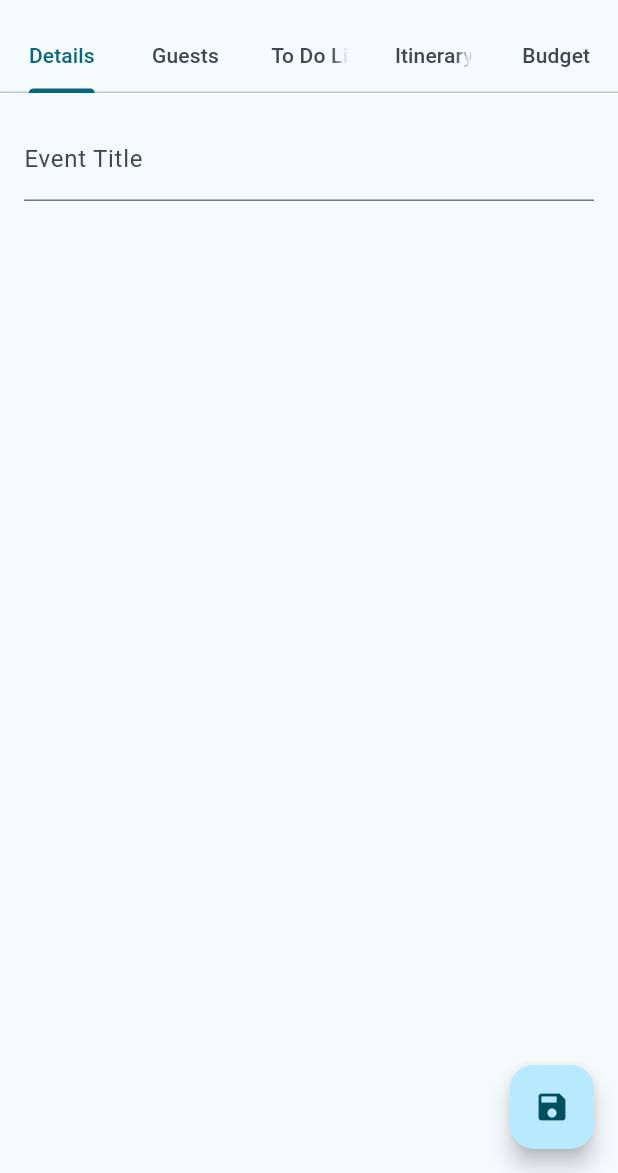
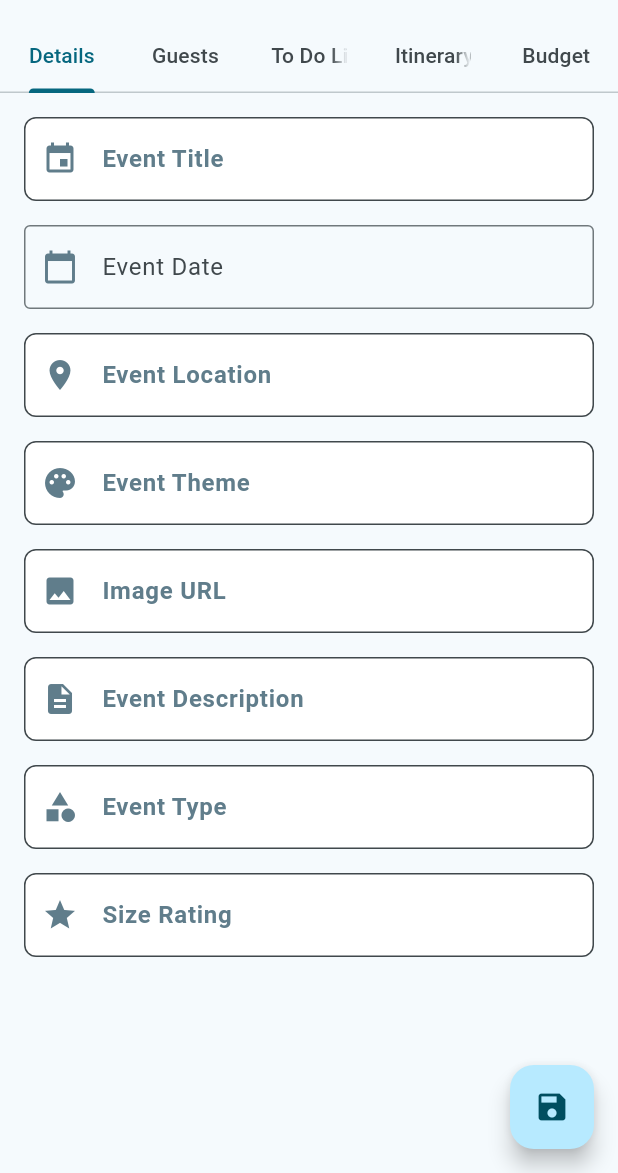
Before and after one commit to MonykPenafor/Event_Planner, a Flutter app: the EventNavigationPage screen opened directly, on a phone screen of 412 x 824 dp, the part 63-1236 px from its top. Run offline on Flutter 3.47's test engine with Material 3 defaults, Android fonts, the phone set to English and light mode, and no system bars; our stand-ins replace charts_flutter, cloud_firestore, firebase_auth, firebase_core, table_calendar; accounts and stored records are empty.

Commit message:
add custom fields, upgrade create event function

```diff
--- /dev/null
+++ b/lib/components/custom_datefield.dart
@@ -0,0 +1,65 @@
+import 'package:flutter/material.dart';
+import 'package:intl/intl.dart';
+
+class CustomDateField extends StatelessWidget {
+  final TextEditingController controller;
+  final String labelText;
+  final String hintText;
+  final Icon prefixIcon;
+
+  const CustomDateField({
+    Key? key,
+    required this.controller,
+    required this.labelText,
+    required this.hintText,
+    required this.prefixIcon,
+  }) : super(key: key);
+
+  Future<void> _selectDate(BuildContext context) async {
+    final ThemeData customTheme = ThemeData(
+      colorScheme: const ColorScheme.light(
+        primary: Colors.blueGrey, // Header background color
+        onPrimary: Colors.white, // Header text color
+        onSurface: Colors.blueGrey, // Body text color
+      ),
+      dialogBackgroundColor: Colors.white, // Background color
+
+    );
+
+    DateTime? pickedDate = await showDatePicker(
+      context: context,
+      initialDate: DateTime.now(),
+      firstDate: DateTime(2000),
+      lastDate: DateTime(2101),
+      builder: (BuildContext context, Widget? child) {
+        return Theme(
+          data: customTheme,
+          child: child!,
+        );
+      },
+    );
+
+    if (pickedDate != null) {
+      String formattedDate = DateFormat('dd/MM/yyyy').format(pickedDate);
+      controller.text = formattedDate;
+    }
+  }
+
+  @override
+  Widget build(BuildContext context) {
+    return GestureDetector(
+      onTap: () => _selectDate(context),
+      child: AbsorbPointer(
+        child: TextField(
+          controller: controller,
+          decoration: InputDecoration(
+            labelText: labelText,
+            hintText: hintText,
+            prefixIcon: prefixIcon,
+            border: const OutlineInputBorder(),
+          ),
+        ),
+      ),
+    );
+  }
+}
--- /dev/null
+++ b/lib/components/custom_textfield.dart
@@ -0,0 +1,50 @@
+import 'package:flutter/material.dart';
+
+class CustomTextField extends StatelessWidget {
+  final TextEditingController controller;
+  final String labelText;
+  final String hintText;
+  final Icon prefixIcon;
+
+  const CustomTextField({
+    Key? key,
+    required this.controller,
+    required this.labelText,
+    required this.hintText,
+    required this.prefixIcon,
+  }) : super(key: key);
+
+  @override
+  Widget build(BuildContext context) {
+    return TextField(
+      controller: controller,
+      decoration: InputDecoration(
+        labelText: labelText,
+        labelStyle: const TextStyle(
+          color: Colors.blueGrey,
+          fontWeight: FontWeight.w600,
+        ),
+        hintText: hintText,
+        hintStyle: TextStyle(
+          color: Colors.blueGrey[300],
+        ),
+        border: OutlineInputBorder(
+          borderRadius: BorderRadius.circular(8.0),
+          borderSide: const BorderSide(
+            color: Colors.blueGrey,
+          ),
+        ),
+        focusedBorder: OutlineInputBorder(
+          borderRadius: BorderRadius.circular(8.0),
+          borderSide: const BorderSide(
+            color: Colors.blueGrey,
+            width: 2.0,
+          ),
+        ),
+        prefixIcon: prefixIcon,
+        filled: true,
+        fillColor: Colors.white,
+      ),
+    );
+  }
+}
--- a/lib/models/event.dart
+++ b/lib/models/event.dart
@@ -2,30 +2,48 @@
 
 
 import 'package:cloud_firestore/cloud_firestore.dart';
-
-class Event{
-
+class Event {
   String? id;
   String? title;
-  String? userId;
-  int? numberOfGuests;
+  String? imageUrl;
+  DateTime? date;
+  String? location;
+  int? numberOfAttendees;
+  String? theme;
+  String? description;
+  String? type;
+  String? sizeRating;
+  String? userId;  // Username or User ID
 
   Event({
     this.id,
     this.title,
+    this.imageUrl,
+    this.date,
+    this.location,
+    this.numberOfAttendees,
+    this.theme,
+    this.description,
+    this.type,
+    this.sizeRating,
     this.userId,
-    this.numberOfGuests,
   });
-
 
 
   // Factory method to create an Event from a Firestore DocumentSnapshot
   factory Event.fromDocument(DocumentSnapshot doc) {
     return Event(
-      id: doc.id, // Document ID
-      title: doc['title'], // 'title' field in the document
-      userId: doc['userId'], // 'userId' field in the document
-      numberOfGuests: doc['numberOfGuests'],
+      id: doc.id,
+      title: doc['title'],
+      userId: doc['userId'],
+      numberOfAttendees: doc['numberOfAttendees'],
+      imageUrl: doc['imageUrl'],
+      date: doc['date'],
+      location: doc['location'],
+      theme: doc['theme'],
+      description: doc['description'],
+      type: doc['type'],
+      sizeRating: doc['sizeRating'],
     );
   }
 
@@ -36,36 +54,14 @@ class Event{
       "id": id,
       "title": title,
       "userId": userId,
-      "numberOfGuests": numberOfGuests,
+      "numberOfAttendees": numberOfAttendees,
+      "imageUrl": imageUrl,
+      "date": date,
+      "location": location,
+      "theme": theme,
+      "description": description,
+      "type": type,
+      "sizeRating": sizeRating,
     };
   }
 }
-
-
-
-// class Event {
-//   final String id;
-//   final String title;
-//   final String imageUrl;
-//   final DateTime date;
-//   final String location;
-//   final int numberOfAttendees;
-//   final String theme;
-//   final String description;
-//   final String type;
-//   final String sizeRating;
-//   final String inCharge;  // Username or User ID
-
-//   Event({
-//     required this.id,
-//     required this.title,
-//     required this.imageUrl,
-//     required this.date,
-//     required this.location,
-//     required this.numberOfAttendees,
-//     required this.theme,
-//     required this.description,
-//     required this.type,
-//     required this.sizeRating,
-//     required this.inCharge,
-//   });
--- a/lib/pages/event/event_details_page.dart
+++ b/lib/pages/event/event_details_page.dart
@@ -1,25 +1,97 @@
 import 'package:flutter/material.dart';
+import '../../components/custom_datefield.dart';
+import '../../components/custom_textfield.dart';
 
 class EventDetailsPage extends StatelessWidget {
   final TextEditingController titleController;
+  final TextEditingController dateController;
+  final TextEditingController locationController;
+  final TextEditingController themeController;
+  final TextEditingController imageUrlController;
+  final TextEditingController descriptionController;
+  final TextEditingController typeController;
+  final TextEditingController sizeRatingController;
 
-  const EventDetailsPage({super.key, required this.titleController});
+  const EventDetailsPage({
+    super.key,
+    required this.titleController,
+    required this.dateController,
+    required this.locationController,
+    required this.themeController,
+    required this.imageUrlController,
+    required this.descriptionController,
+    required this.typeController,
+    required this.sizeRatingController,
+  });
 
   @override
   Widget build(BuildContext context) {
-    return Padding(
+    return Scaffold(
+      body: SingleChildScrollView(
+        child: Padding(
           padding: const EdgeInsets.all(16.0),
           child: Column(
             children: [
-          TextField(
+              CustomTextField(
                 controller: titleController,
-            decoration: const InputDecoration(
                 labelText: 'Event Title',
+                hintText: 'Enter the title of the event',
+                prefixIcon: const Icon(Icons.event, color: Colors.blueGrey),
               ),
+              const SizedBox(height: 16),
+              CustomDateField(
+                controller: dateController,
+                labelText: 'Event Date',
+                hintText: 'Select the date of the event',
+                prefixIcon: const Icon(Icons.calendar_today, color: Colors.blueGrey),
+              ),
+              const SizedBox(height: 16),
+              CustomTextField(
+                controller: locationController,
+                labelText: 'Event Location',
+                hintText: 'Enter the location of the event',
+                prefixIcon: const Icon(Icons.location_on, color: Colors.blueGrey),
+              ),
+              const SizedBox(height: 16),
+              CustomTextField(
+                controller: themeController,
+                labelText: 'Event Theme',
+                hintText: 'Describe the theme of the event',
+                prefixIcon: const Icon(Icons.palette, color: Colors.blueGrey),
+              ),
+              const SizedBox(height: 16),
+              CustomTextField(
+                controller: imageUrlController,
+                labelText: 'Image URL',
+                hintText: 'Enter the URL for the event image',
+                prefixIcon: const Icon(Icons.image, color: Colors.blueGrey),
+              ),
+              const SizedBox(height: 16),
+              CustomTextField(
+                controller: descriptionController,
+                labelText: 'Event Description',
+                hintText: 'Provide a brief description of the event',
+                prefixIcon: const Icon(Icons.description, color: Colors.blueGrey),
+              ),
+              const SizedBox(height: 16),
+              CustomTextField(
+                controller: typeController,
+                labelText: 'Event Type',
+                hintText: 'Specify the type of the event (e.g., Workshop, Conference)',
+                prefixIcon: const Icon(Icons.category, color: Colors.blueGrey),
+              ),
+              const SizedBox(height: 16),
+              CustomTextField(
+                controller: sizeRatingController,
+                labelText: 'Size Rating',
+                hintText: 'Rate the expected size of the event (e.g., Small, Medium, Large)',
+                prefixIcon: const Icon(Icons.star, color: Colors.blueGrey),
               ),
               // Add other input fields as needed
             ],
           ),
+        ),
+      ),
     );
   }
 }
--- a/lib/pages/event/event_guests_page.dart
+++ b/lib/pages/event/event_guests_page.dart
@@ -1,9 +1,9 @@
 import 'package:flutter/material.dart';
 
 class EventGuestsPage extends StatelessWidget {
-  final TextEditingController guestsController;
+  final TextEditingController numberOfAttendeesController;
 
-  const EventGuestsPage({super.key, required this.guestsController});
+  const EventGuestsPage({super.key, required this.numberOfAttendeesController});
 
   @override
   Widget build(BuildContext context) {
@@ -12,7 +12,7 @@ class EventGuestsPage extends StatelessWidget {
       child: Column(
         children: [
           TextField(
-            controller: guestsController,
+            controller: numberOfAttendeesController,
             decoration: const InputDecoration(
               labelText: 'Number of Guests',
             ),
--- a/lib/pages/event/event_navigation_page.dart
+++ b/lib/pages/event/event_navigation_page.dart
@@ -1,14 +1,11 @@
-import 'package:cloud_firestore/cloud_firestore.dart';
-import 'package:event_planner/models/event.dart';
 import 'package:event_planner/pages/event/event_budget_page.dart';
 import 'package:event_planner/pages/event/event_details_page.dart';
 import 'package:event_planner/pages/event/event_toDoList_page.dart';
+import 'package:event_planner/services/event_services.dart';
 import 'package:flutter/material.dart';
 import 'package:event_planner/pages/event/event_guests_page.dart';
 import 'package:event_planner/pages/event/event_itinerary_page.dart';
 import 'package:provider/provider.dart';
-
-import '../../components/custom_snackbar.dart';
 import '../../services/user_services.dart';
 
 class EventNavigationPage extends StatefulWidget {
@@ -22,9 +19,15 @@ class _EventNavigationPageState extends State<EventNavigationPage> with SingleTi
   late TabController _tabController;
 
   final TextEditingController _titleController = TextEditingController();
-  final TextEditingController _nGuestsController = TextEditingController();
+  final TextEditingController _dateController = TextEditingController();
+  final TextEditingController _locationController = TextEditingController();
+  final TextEditingController _numberOfAttendeesController = TextEditingController();
+  final TextEditingController _imageUrlController = TextEditingController();
+  final TextEditingController _descriptionController = TextEditingController();
+  final TextEditingController _themeController = TextEditingController();
+  final TextEditingController _typeController = TextEditingController();
+  final TextEditingController _sizeRatingController = TextEditingController();
 
-  final Event _event = Event();
 
   @override
   void initState() {
@@ -35,48 +38,27 @@ class _EventNavigationPageState extends State<EventNavigationPage> with SingleTi
   @override
   void dispose() {
     _tabController.dispose();
+
     _titleController.dispose();
-    _nGuestsController.dispose();
+    _dateController.dispose();
+    _locationController.dispose();
+    _numberOfAttendeesController.dispose();
+    _descriptionController.dispose();
+    _imageUrlController.dispose();
+    _themeController.dispose();
+    _typeController.dispose();
+    _sizeRatingController.dispose();
+
     super.dispose();
   }
 
-  void saveEventData(String? userId) {
-  _event.title = _titleController.text;
-  _event.numberOfGuests = int.tryParse(_nGuestsController.text) ?? 0;
-  _event.userId = userId;
-
-  // Save data to Firestore
-  FirebaseFirestore.instance.collection('events').add(_event.toJson()).then((docRef) {
-    // Update the document with the generated ID
-    _event.id = docRef.id;
-
-    // Use set with merge to update the event with the ID
-    FirebaseFirestore.instance.collection('events').doc(_event.id).set(_event.toJson(), SetOptions(merge: true)).then((_) {
-      CustomSnackBar.show(
-        context,
-        'Event saved successfully with ID: ${_event.id}',
-        const Color.fromARGB(255, 88, 155, 0),
-      );
-      Navigator.pushNamed(context, "/mainNav");
-    });
-  }).catchError((error) {
-    CustomSnackBar.show(
-      context,
-      'Failed to save event: $error',
-      Colors.red,
-    );
-  });
-}
-
-
  @override
   Widget build(BuildContext context) {
-    return Consumer<UserServices>(
-      builder: (context, userServices, child) {
+    return Consumer2<UserServices, EventServices>(
+      builder: (context, userServices, eventServices, child) {
         if (userServices.appUser == null) {
           return const Center(child: CircularProgressIndicator());
         }
-
         return Scaffold(
           appBar: AppBar(
             title: const Text("Event Details"),
@@ -94,15 +76,50 @@ class _EventNavigationPageState extends State<EventNavigationPage> with SingleTi
           body: TabBarView(
             controller: _tabController,
             children: [
-              EventDetailsPage(titleController: _titleController),
-              EventGuestsPage(guestsController: _nGuestsController),
+              EventDetailsPage(
+                titleController: _titleController,
+                dateController: _dateController,
+                locationController: _locationController,
+                descriptionController: _descriptionController,
+                imageUrlController: _imageUrlController,
+                sizeRatingController: _sizeRatingController,
+                themeController: _themeController,
+                typeController: _typeController,
+                ),
+
+              EventGuestsPage(
+                numberOfAttendeesController: _numberOfAttendeesController),
+
               const EventToDoList(),
               const EventItineraryPage(),
               const EventBudgetPage(),
             ],
           ),
           floatingActionButton: FloatingActionButton(
-            onPressed: () => saveEventData(userServices.appUser!.id!), // Pass user ID to save method
+            onPressed: () async {
+              final result = await eventServices.createEvent(
+                userId: userServices.appUser?.id,
+                title: _titleController.text,
+                date: DateTime.tryParse(_dateController.text),
+                location: _locationController.text,
+                numberOfAttendees: int.tryParse(_numberOfAttendeesController.text),
+                description: _descriptionController.text,
+                imageUrl: _imageUrlController.text,
+                sizeRating: _sizeRatingController.text,
+                theme: _themeController.text,
+                type: _typeController.text,
+              );
+
+              // Show snackbar based on the result
+              ScaffoldMessenger.of(context).showSnackBar(
+                SnackBar(
+                  content: Text(result['message']),
+                  backgroundColor: result['success'] ? Colors.green : Colors.red,
+                ),
+              );
+
+              Navigator.pushNamed(context, '/mainNav');
+            },
             child: const Icon(Icons.save),
           ),
         );
--- a/lib/pages/home/events_page.dart
+++ b/lib/pages/home/events_page.dart
@@ -3,12 +3,11 @@
 import 'package:cloud_firestore/cloud_firestore.dart';
 import 'package:event_planner/services/event_services.dart';
 import 'package:flutter/material.dart';
-import 'package:flutter_hooks/flutter_hooks.dart';
 import 'package:provider/provider.dart';
 import '../../services/user_services.dart';
 import '../event/event_navigation_page.dart';
 
-class EventsPage extends HookWidget {
+class EventsPage extends StatelessWidget {
   const EventsPage({super.key});
 
   @override
@@ -81,7 +80,8 @@ class EventsPage extends HookWidget {
                                           crossAxisAlignment: CrossAxisAlignment.start,
                                           children: [
                                             Text('${ds['title']}', style: const TextStyle(fontWeight: FontWeight.bold, fontSize: 16.0,),),
-                                            Text('${ds['title']}', style: const TextStyle(fontSize: 14.0),),
+                                            Text('${ds['date']}', style: const TextStyle(fontWeight: FontWeight.bold, fontSize: 16.0,),),
+                                            Text('${ds['description']}', style: const TextStyle(fontSize: 14.0),),
                                             Text('${ds['userId']}', style: const TextStyle(fontSize: 12.0, color: Color.fromARGB(255, 58, 51, 51)),
                                             ),
                                           ],
--- a/lib/pages/home/main_navigation_page.dart
+++ b/lib/pages/home/main_navigation_page.dart
@@ -19,7 +19,7 @@ class _MainNavigationPageState extends State<MainNavigationPage> {
   Widget build(BuildContext context) {
     return Scaffold(
       body: [
-        EventsPage(),
+        const EventsPage(),
         const ToDoListPage(),
         const CalendarPage(),
         AnalyticsPage(),
--- a/lib/services/event_services.dart
+++ b/lib/services/event_services.dart
@@ -1,3 +1,5 @@
+// ignore_for_file: unnecessary_null_in_if_null_operators
+
 import 'dart:async';
 import 'package:cloud_firestore/cloud_firestore.dart';
 import 'package:event_planner/models/app_user.dart';
@@ -9,15 +11,31 @@ class EventServices extends ChangeNotifier {
 
   CollectionReference get _collectionRef => _firestore.collection("events");
 
-  Future<Map<String, dynamic>> createEvent(String title, String userId, int numberOfGuests) async {
+  Future<Map<String, dynamic>> createEvent({String? title, String? userId, int? numberOfAttendees, String? location, DateTime? date, String? theme, String? imageUrl, String? description, String? type,  String? sizeRating}) async {
     try {
+
       Event event = Event(
-        title: title,
-        userId: userId,
-        numberOfGuests: numberOfGuests,
+        title: title ?? null,
+        userId: userId ?? null,
+        numberOfAttendees: numberOfAttendees ?? 0, // Default to 0 if null
+        location: location ?? null,
+        date: date ?? null,
+        theme: theme ?? null,
+        imageUrl: imageUrl ?? null,
+        description: description ?? null,
+        type: type ?? null,
+        sizeRating: sizeRating ?? null,
       );
 
-      await addEvent(event);
+      // Add the event and get the document reference
+      DocumentReference docRef = await _collectionRef.add(event.toJson());
+
+      // Set the event ID
+      event.id = docRef.id;
+
+      // Optionally, update the document with the ID
+      await _collectionRef.doc(event.id).set(event.toJson(), SetOptions(merge: true));
+
 
       return {
         'success': true,
@@ -32,9 +50,6 @@ class EventServices extends ChangeNotifier {
     }
   }
 
-  Future<void> addEvent(Event event) async {
-    await _collectionRef.add(event.toJson());
-  }
 
   Stream<QuerySnapshot> fetchEvents(AppUser? user) {
 
--- a/pubspec.yaml
+++ b/pubspec.yaml
@@ -17,7 +17,8 @@ dependencies:
   flutter:
       sdk: flutter
   provider: ^6.0.0
-  flutter_hooks: ^0.18.0
+  intl: ^0.17.0
+
 
 dev_dependencies:
   flutter_test:
```
Also changed, not shown: pubspec.lock. Lines whose indentation alone changed are shown as unchanged.
